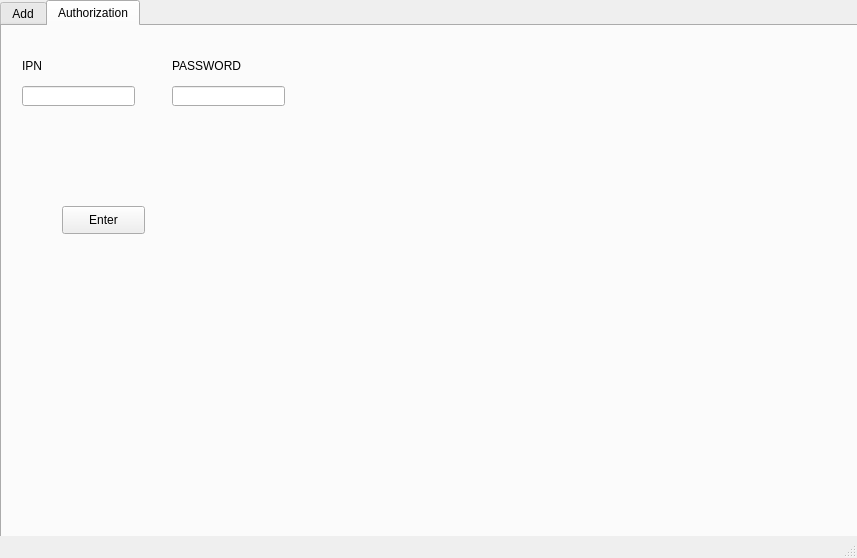
Partunaks/request_manager, file src/mainwindow.ui: the form before one commit.
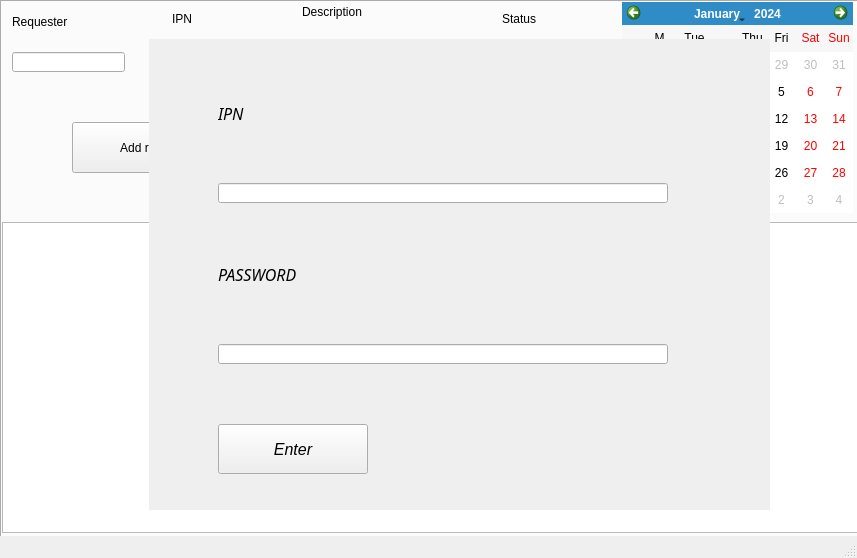
The form after the commit. The open tabs and pages were chosen to show the change.

Commit message: Make normal auth page

```diff
--- a/src/mainwindow.ui
+++ b/src/mainwindow.ui
@@ -137,8 +137,8 @@
        <rect>
         <x>0</x>
         <y>220</y>
-        <width>851</width>
-        <height>301</height>
+        <width>861</width>
+        <height>311</height>
        </rect>
       </property>
       <property name="sizePolicy">
@@ -198,87 +198,162 @@
       </property>
      </widget>
     </widget>
-    <widget class="QWidget" name="auth_tab">
-     <attribute name="title">
-      <string>Authorization</string>
-     </attribute>
-     <widget class="QLineEdit" name="pass_t">
-      <property name="geometry">
-       <rect>
-        <x>170</x>
-        <y>60</y>
-        <width>113</width>
-        <height>20</height>
-       </rect>
-      </property>
-      <property name="autoFillBackground">
-       <bool>false</bool>
-      </property>
-      <property name="locale">
-       <locale language="English" country="UnitedStates"/>
-      </property>
-      <property name="text">
-       <string comment="password" extracomment="password"/>
-      </property>
-      <property name="echoMode">
-       <enum>QLineEdit::Password</enum>
-      </property>
-      <property name="placeholderText">
-       <string/>
-      </property>
-     </widget>
-     <widget class="QLineEdit" name="ipn_t">
-      <property name="geometry">
-       <rect>
-        <x>20</x>
-        <y>60</y>
-        <width>113</width>
-        <height>20</height>
-       </rect>
-      </property>
-      <property name="locale">
-       <locale language="English" country="UnitedStates"/>
-      </property>
-     </widget>
-     <widget class="QLabel" name="label_4">
-      <property name="geometry">
-       <rect>
-        <x>20</x>
-        <y>30</y>
-        <width>62</width>
-        <height>20</height>
-       </rect>
-      </property>
-      <property name="text">
-       <string>IPN</string>
-      </property>
-     </widget>
-     <widget class="QLabel" name="label_5">
-      <property name="geometry">
-       <rect>
-        <x>170</x>
-        <y>30</y>
-        <width>91</width>
-        <height>20</height>
-       </rect>
-      </property>
-      <property name="text">
-       <string>PASSWORD</string>
-      </property>
-     </widget>
-     <widget class="QPushButton" name="enter_button">
-      <property name="geometry">
-       <rect>
-        <x>60</x>
-        <y>180</y>
-        <width>83</width>
-        <height>28</height>
-       </rect>
-      </property>
-      <property name="text">
-       <string>Enter</string>
-      </property>
-     </widget>
+   </widget>
+   <widget class="QWidget" name="widget" native="true">
+    <property name="geometry">
+     <rect>
+      <x>149</x>
+      <y>39</y>
+      <width>621</width>
+      <height>471</height>
+     </rect>
+    </property>
+    <property name="autoFillBackground">
+     <bool>true</bool>
+    </property>
+    <widget class="QWidget" name="gridLayoutWidget">
+     <property name="geometry">
+      <rect>
+       <x>-1</x>
+       <y>-1</y>
+       <width>571</width>
+       <height>501</height>
+      </rect>
+     </property>
+     <layout class="QGridLayout" name="gridLayout">
+      <item row="5" column="1">
+       <widget class="QLabel" name="label_11">
+        <property name="maximumSize">
+         <size>
+          <width>300</width>
+          <height>20</height>
+         </size>
+        </property>
+        <property name="font">
+         <font>
+          <family>Arial Black</family>
+          <pointsize>12</pointsize>
+          <weight>50</weight>
+          <italic>true</italic>
+          <bold>false</bold>
+          <stylestrategy>PreferAntialias</stylestrategy>
+         </font>
+        </property>
+        <property name="text">
+         <string>PASSWORD</string>
+        </property>
+       </widget>
+      </item>
+      <item row="8" column="1">
+       <widget class="QPushButton" name="enter_button">
+        <property name="maximumSize">
+         <size>
+          <width>150</width>
+          <height>50</height>
+         </size>
+        </property>
+        <property name="font">
+         <font>
+          <pointsize>12</pointsize>
+          <italic>true</italic>
+         </font>
+        </property>
+        <property name="text">
+         <string>Enter</string>
+        </property>
+       </widget>
+      </item>
+      <item row="2" column="1">
+       <widget class="QLineEdit" name="ipn_t">
+        <property name="maximumSize">
+         <size>
+          <width>450</width>
+          <height>20</height>
+         </size>
+        </property>
+        <property name="locale">
+         <locale language="English" country="UnitedStates"/>
+        </property>
+       </widget>
+      </item>
+      <item row="1" column="1">
+       <widget class="QLabel" name="label_12">
+        <property name="maximumSize">
+         <size>
+          <width>300</width>
+          <height>20</height>
+         </size>
+        </property>
+        <property name="font">
+         <font>
+          <family>Arial Black</family>
+          <pointsize>12</pointsize>
+          <italic>true</italic>
+         </font>
+        </property>
+        <property name="text">
+         <string>IPN</string>
+        </property>
+       </widget>
+      </item>
+      <item row="3" column="1">
+       <spacer name="verticalSpacer">
+        <property name="orientation">
+         <enum>Qt::Vertical</enum>
+        </property>
+        <property name="sizeType">
+         <enum>QSizePolicy::Fixed</enum>
+        </property>
+        <property name="sizeHint" stdset="0">
+         <size>
+          <width>40</width>
+          <height>1</height>
+         </size>
+        </property>
+       </spacer>
+      </item>
+      <item row="1" column="0">
+       <spacer name="horizontalSpacer">
+        <property name="orientation">
+         <enum>Qt::Horizontal</enum>
+        </property>
+        <property name="sizeType">
+         <enum>QSizePolicy::Fixed</enum>
+        </property>
+        <property name="sizeHint" stdset="0">
+         <size>
+          <width>20</width>
+          <height>20</height>
+         </size>
+        </property>
+       </spacer>
+      </item>
+      <item row="7" column="1">
+       <widget class="QLineEdit" name="pass_t">
+        <property name="maximumSize">
+         <size>
+          <width>450</width>
+          <height>20</height>
+         </size>
+        </property>
+        <property name="autoFillBackground">
+         <bool>false</bool>
+        </property>
+        <property name="locale">
+         <locale language="English" country="UnitedStates"/>
+        </property>
+        <property name="text">
+         <string comment="password" extracomment="password"/>
+        </property>
+        <property name="echoMode">
+         <enum>QLineEdit::Password</enum>
+        </property>
+        <property name="placeholderText">
+         <string/>
+        </property>
+       </widget>
+      </item>
+     </layout>
     </widget>
    </widget>
   </widget>
```
The commit also changes 5 other files.
